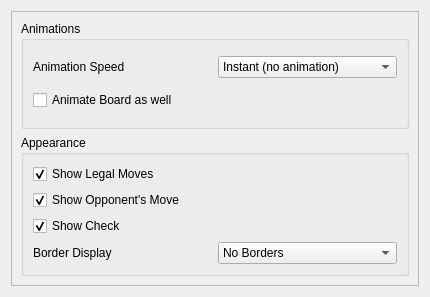
This is src/prefs_base.ui in KDE/knights as Qt 5 draws it before an edit. The edited form follows.
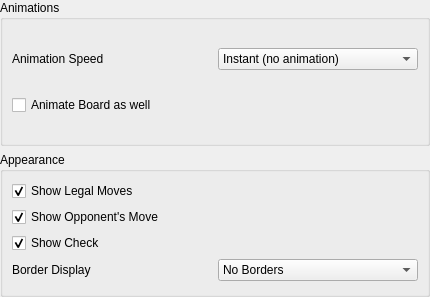
This is the edited form. Custom widgets are drawn as their Qt base class.

Commit message: Remove margins from dialogs

Patch:
```diff
--- a/src/prefs_base.ui
+++ b/src/prefs_base.ui
@@ -11,15 +11,12 @@
    </rect>
   </property>
   <layout class="QVBoxLayout" name="verticalLayout">
-   <item>
-    <widget class="QFrame" name="frame">
-     <property name="frameShape">
-      <enum>QFrame::StyledPanel</enum>
-     </property>
-     <property name="frameShadow">
-      <enum>QFrame::Raised</enum>
-     </property>
-     <layout class="QVBoxLayout" name="verticalLayout_2">
+   <property name="spacing">
+    <number>-1</number>
+   </property>
+   <property name="margin">
+    <number>0</number>
+   </property>
       <item>
        <widget class="QGroupBox" name="animationGroup">
         <property name="title">
@@ -133,9 +130,6 @@
            <property name="text">
             <string>Border Display</string>
            </property>
-          </widget>
-         </item>
-        </layout>
        </widget>
       </item>
      </layout>
```
Lines whose indentation alone changed are shown as unchanged. The commit also changes 2 other files.
